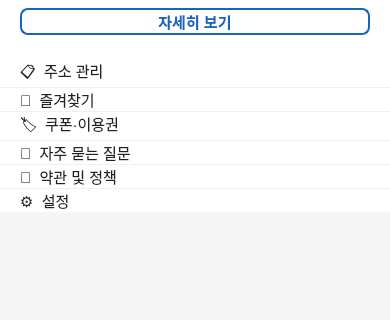
Above: clients/customer_qt/client/mypagewidget.ui from taehyunny/its_bedalyo before the change; both pictures show x 0 to 390 and y 184 to 504 of the 390 by 844 pixel window. Below: the same form after it.
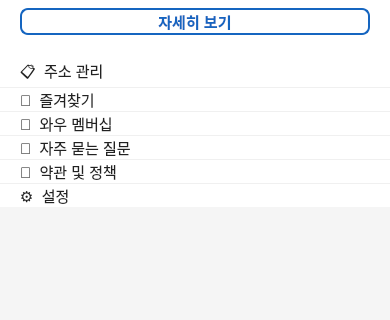
That is the form after the change.

Commit message: 쿠폰->멤버십 이름 변경

What changed in the file:
```diff
--- a/clients/customer_qt/client/mypagewidget.ui
+++ b/clients/customer_qt/client/mypagewidget.ui
@@ -215,8 +215,8 @@
           </item>
 
           <item>
-           <widget class="QPushButton" name="btnCoupon">
-            <property name="text"><string>🏷️  쿠폰·이용권</string></property>
+           <widget class="QPushButton" name="btnWow">
+            <property name="text"><string>🚀  와우 멤버십</string></property>
             <property name="minimumHeight"><number>56</number></property>
             <property name="styleSheet">
              <string notr="true">QPushButton{background:#ffffff;border:none;border-bottom:1px solid #f0f0f0;font-size:15px;color:#222222;text-align:left;padding-left:20px;}QPushButton:hover{background:#f9f9f9;}QPushButton:pressed{background:#f0f0f0;}</string>
```
The commit also changes 2 other files.
